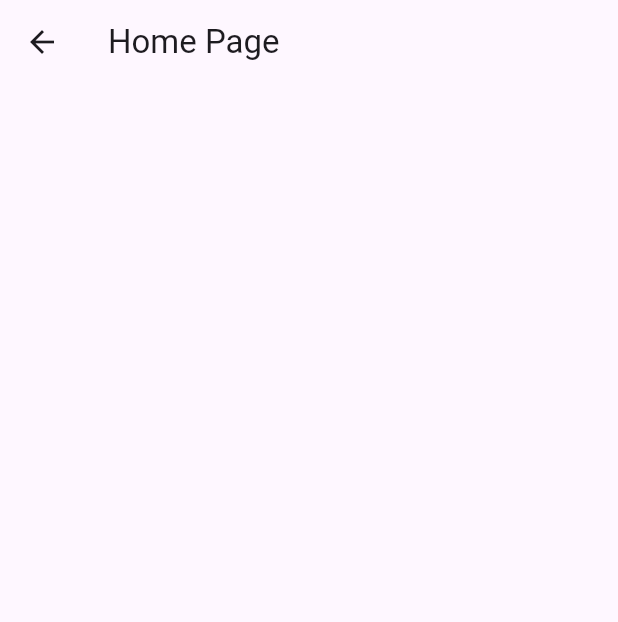
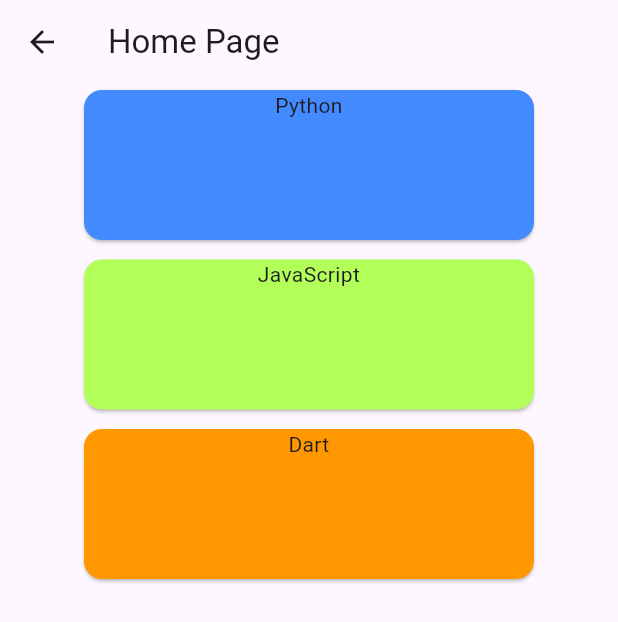
Before and after one commit to Nayanpatel48/Quiz_App, a Flutter app: the HomePage screen opened directly, on a phone screen of 412 x 824 dp. Shown: the top 622 px of the screen. Run offline on Flutter 3.47's test engine with Material 3 defaults, Android fonts, the phone set to English and light mode, and no system bars; our stand-ins replace dio, shared_preferences; accounts and stored records are empty.

Commit message:
worked on home page cards

```diff
--- a/client/lib/Home/view/home_page.dart
+++ b/client/lib/Home/view/home_page.dart
@@ -1,4 +1,5 @@
 import 'package:flutter/material.dart';
+import 'package:repradar/Home/view/widgets/card_widget.dart';
 
 class HomePage extends StatefulWidget {
   const HomePage({super.key});
@@ -10,6 +11,17 @@ class HomePage extends StatefulWidget {
 class _HomePageState extends State<HomePage> {
   @override
   Widget build(BuildContext context) {
-    return Scaffold(appBar: AppBar(title: const Text('Home Page')));
+    return Scaffold(
+      appBar: AppBar(title: const Text('Home Page')),
+      body: Column(
+        children: [
+          CardWidget(text: 'Python', color: Colors.blueAccent),
+          const SizedBox(height: 5),
+          CardWidget(text: 'JavaScript', color: Colors.lightGreenAccent),
+          const SizedBox(height: 5),
+          CardWidget(text: 'Dart', color: Colors.orange),
+        ],
+      ),
+    );
   }
 }
--- /dev/null
+++ b/client/lib/Home/view/widgets/card_widget.dart
@@ -0,0 +1,34 @@
+import 'package:flutter/material.dart';
+
+class CardWidget extends StatelessWidget {
+  // Taking custom text from tha main page
+  final String text;
+  final Color color;
+
+  //constructor for initializing the properties of the widget
+  const CardWidget({required this.text, required this.color, super.key});
+
+  @override
+  Widget build(BuildContext context) {
+    return Center(
+      child: Card(
+        // clipBehavior is necessary because, without it, the InkWell's animation
+        // will extend beyond the rounded edges of the [Card] (see https://github.com/flutter/flutter/issues/109776)
+        // This comes with a small performance cost, and you should not set [clipBehavior]
+        // unless you need it.
+        clipBehavior: Clip.hardEdge,
+        color: color,
+        shadowColor: Colors.black,
+        child: InkWell(
+          splashColor: Colors.blue.withAlpha(30),
+          onTap: () {},
+          child: SizedBox(
+            width: 300,
+            height: 100,
+            child: Text(text, textAlign: TextAlign.center),
+          ),
+        ),
+      ),
+    );
+  }
+}
```
